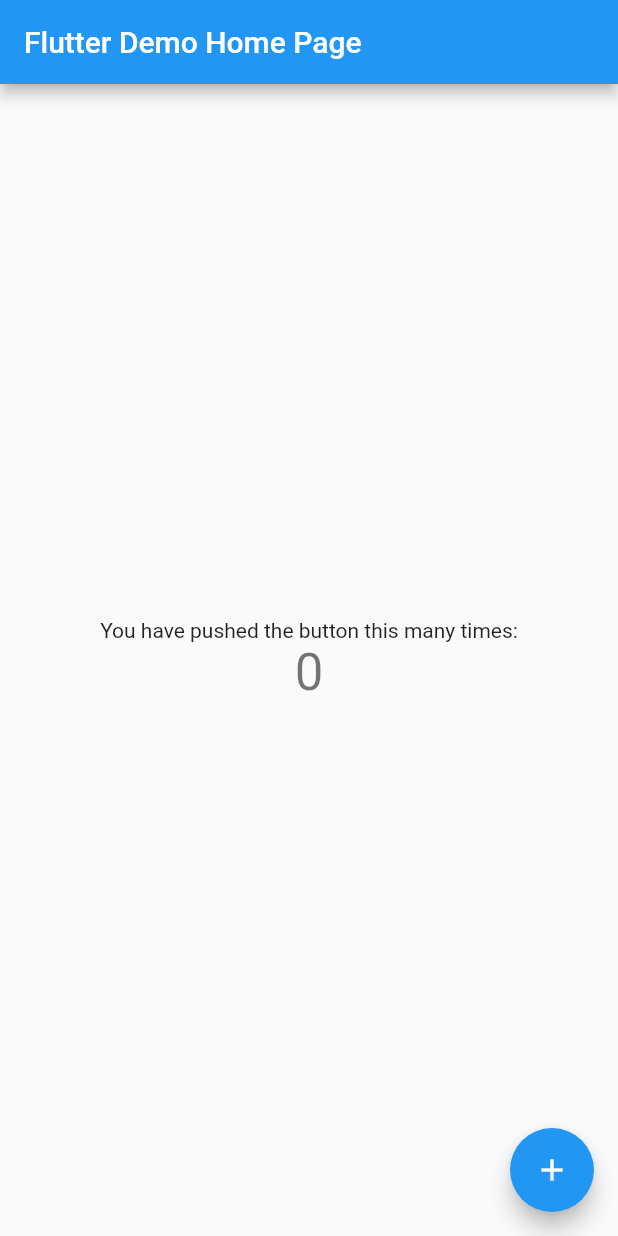
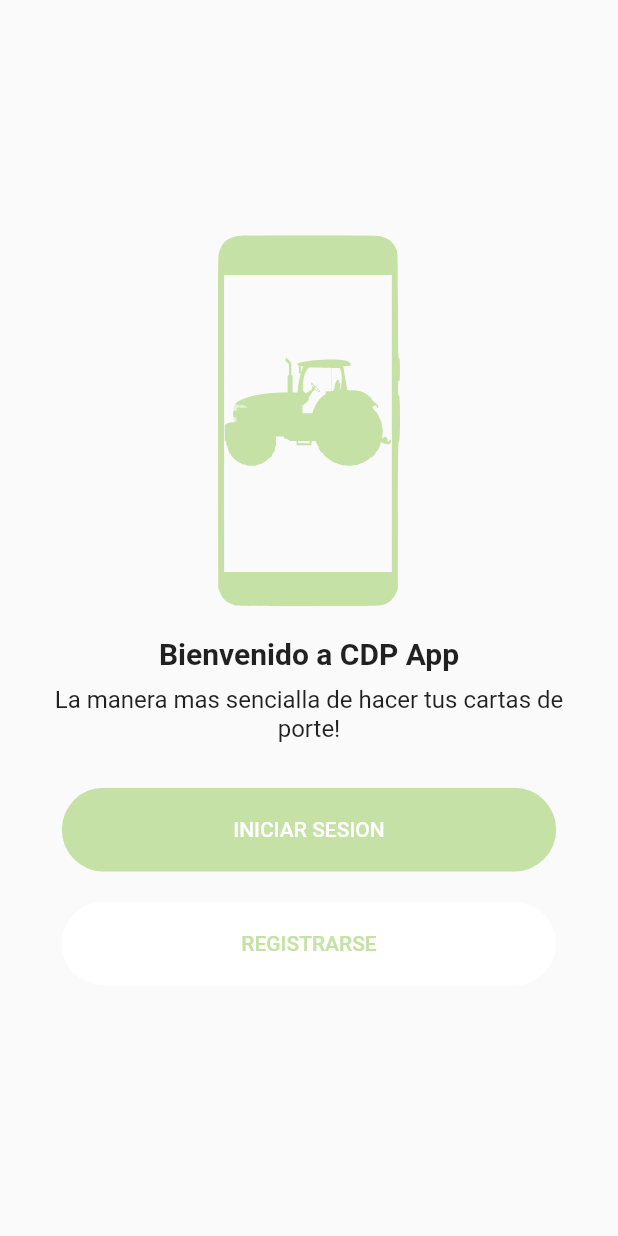
Before and after one commit to HoltzTomas/CDPAPP, a Flutter app: the screen it shows after launch, on a phone screen of 412 x 824 dp. Run offline on Flutter 3.47's test engine with Material 2 defaults, Android fonts, the phone set to English and light mode, and no system bars; our stand-ins replace flutter_svg.

Commit message:
Welcome Screen UI

```diff
--- /dev/null
+++ b/cdp_app/lib/Company/ui/screens/WelcomeScreen/welcome_screen.dart
@@ -0,0 +1,35 @@
+import 'package:cdp_app/Company/ui/screens/WelcomeScreen/widgets/signin_and_singup_buttons.dart';
+import 'package:cdp_app/Company/ui/screens/WelcomeScreen/widgets/welcome_screent_title.dart';
+import 'package:cdp_app/Company/ui/widgets/app_logo.dart';
+import 'package:cdp_app/constants.dart';
+import 'package:flutter/material.dart';
+import 'package:flutter_svg/flutter_svg.dart';
+
+class WelcomeScreen extends StatelessWidget {
+  const WelcomeScreen({Key? key}) : super(key: key);
+
+  @override
+  Widget build(BuildContext context) {
+    final Size size = MediaQuery.of(context).size;
+    return Scaffold(
+      body: SingleChildScrollView(
+        child: Container(
+          padding: const EdgeInsets.symmetric(horizontal: defaultPadding),
+          height: size.height,
+          width: double.infinity,
+          child: Column(
+            children: [
+              const Spacer(),
+              const AppLogo(),
+              const SizedBox(height: defaultPadding),
+              const WelcomeScreenTitle(),
+              const SizedBox(height: defaultPadding),
+              const SignInAndSignUpButtons(),
+              const Spacer(),
+            ],
+          ),
+        ),
+      ),
+    );
+  }
+}
--- /dev/null
+++ b/cdp_app/lib/Company/ui/screens/WelcomeScreen/widgets/signin_and_singup_buttons.dart
@@ -0,0 +1,23 @@
+import 'package:cdp_app/Company/ui/widgets/rounded_button.dart';
+import 'package:cdp_app/constants.dart';
+import 'package:flutter/material.dart';
+
+class SignInAndSignUpButtons extends StatelessWidget {
+  const SignInAndSignUpButtons({Key? key}) : super(key: key);
+
+  @override
+  Widget build(BuildContext context) {
+    return Column(children: [
+      RoundedButton(
+        text: "INICIAR SESION",
+        press: () {},
+      ),
+      RoundedButton(
+        text: "REGISTRARSE",
+        press: () {},
+        textColor: primaryColor,
+        color: whiteColor,
+      ),
+    ]);
+  }
+}
--- /dev/null
+++ b/cdp_app/lib/Company/ui/screens/WelcomeScreen/widgets/welcome_screent_title.dart
@@ -0,0 +1,33 @@
+import 'package:cdp_app/constants.dart';
+import 'package:flutter/material.dart';
+
+
+class WelcomeScreenTitle extends StatelessWidget {
+  const WelcomeScreenTitle({
+    Key? key,
+  }) : super(key: key);
+
+  @override
+  Widget build(BuildContext context) {
+    return Column(
+      children: const [
+        Text(
+          "Bienvenido a CDP App",
+          textAlign: TextAlign.center,
+          style: TextStyle(
+            fontWeight: FontWeight.bold,
+            fontSize: 20,
+          ),
+        ),
+        SizedBox(height: defaultPadding / 2),
+        Text(
+          "La manera mas sencialla de hacer tus cartas de porte!",
+          textAlign: TextAlign.center,
+          style: TextStyle(
+            fontSize: 16,
+          ),
+        ),
+      ],
+    );
+  }
+}
--- /dev/null
+++ b/cdp_app/lib/Company/ui/widgets/app_logo.dart
@@ -0,0 +1,20 @@
+import 'package:cdp_app/constants.dart';
+import 'package:flutter/material.dart';
+import 'package:flutter_svg/flutter_svg.dart';
+
+class AppLogo extends StatelessWidget {
+  const AppLogo({
+    Key? key,
+  }) : super(key: key);
+
+
+  @override
+  Widget build(BuildContext context) {
+    final Size size = MediaQuery.of(context).size;
+    return SvgPicture.asset(
+      'assets/icons/iconoTractor.svg',
+      height: size.height * 0.3,
+      color: primaryColor,
+    );
+  }
+}
--- /dev/null
+++ b/cdp_app/lib/Company/ui/widgets/rounded_button.dart
@@ -0,0 +1,37 @@
+import 'package:cdp_app/constants.dart';
+import 'package:flutter/material.dart';
+
+class RoundedButton extends StatelessWidget {
+  final String? text;
+  final VoidCallback press;
+  final Color? color, textColor;
+
+  const RoundedButton(
+      {Key? key,
+      required this.text,
+      required this.press,
+      this.color = primaryColor,
+      this.textColor = Colors.white})
+      : super(key: key);
+
+  @override
+  Widget build(BuildContext context) {
+    final Size size = MediaQuery.of(context).size;
+    return Container(
+      margin: const EdgeInsets.symmetric(vertical: 10),
+      width: size.width * 0.8,
+      child: ClipRRect(
+        borderRadius: BorderRadius.circular(29),
+        child: FlatButton(
+          padding: const EdgeInsets.symmetric(vertical: 20, horizontal: 40),
+          color: color,
+          onPressed: press,
+          child: Text(
+            text!,
+            style: TextStyle(color: textColor),
+          ),
+        ),
+      ),
+    );
+  }
+}
--- /dev/null
+++ b/cdp_app/lib/constants.dart
@@ -0,0 +1,8 @@
+import 'package:flutter/material.dart';
+
+const defaultPadding = 20.0;
+
+const primaryColor = Color(0xFFC5E1A5);
+const primaryLightColor = Color(0xFFDCEDC8);
+const whiteColor = Colors.white;
+const darkColor = Colors.black;
--- a/cdp_app/lib/main.dart
+++ b/cdp_app/lib/main.dart
@@ -1,3 +1,4 @@
+import 'package:cdp_app/Company/ui/screens/WelcomeScreen/welcome_screen.dart';
 import 'package:flutter/material.dart';
 
 void main() {
@@ -22,92 +23,7 @@ class MyApp extends StatelessWidget {
         // is not restarted.
         primarySwatch: Colors.blue,
       ),
-      home: MyHomePage(title: 'Flutter Demo Home Page'),
+      home: WelcomeScreen()
     );
   }
 }
-
-class MyHomePage extends StatefulWidget {
-  MyHomePage({Key? key, required this.title}) : super(key: key);
-
-  // This widget is the home page of your application. It is stateful, meaning
-  // that it has a State object (defined below) that contains fields that affect
-  // how it looks.
-
-  // This class is the configuration for the state. It holds the values (in this
-  // case the title) provided by the parent (in this case the App widget) and
-  // used by the build method of the State. Fields in a Widget subclass are
-  // always marked "final".
-
-  final String title;
-
-  @override
-  _MyHomePageState createState() => _MyHomePageState();
-}
-
-class _MyHomePageState extends State<MyHomePage> {
-  int _counter = 0;
-
-  void _incrementCounter() {
-    setState(() {
-      // This call to setState tells the Flutter framework that something has
-      // changed in this State, which causes it to rerun the build method below
-      // so that the display can reflect the updated values. If we changed
-      // _counter without calling setState(), then the build method would not be
-      // called again, and so nothing would appear to happen.
-      _counter++;
-    });
-  }
-
-  @override
-  Widget build(BuildContext context) {
-    // This method is rerun every time setState is called, for instance as done
-    // by the _incrementCounter method above.
-    //
-    // The Flutter framework has been optimized to make rerunning build methods
-    // fast, so that you can just rebuild anything that needs updating rather
-    // than having to individually change instances of widgets.
-    return Scaffold(
-      appBar: AppBar(
-        // Here we take the value from the MyHomePage object that was created by
-        // the App.build method, and use it to set our appbar title.
-        title: Text(widget.title),
-      ),
-      body: Center(
-        // Center is a layout widget. It takes a single child and positions it
-        // in the middle of the parent.
-        child: Column(
-          // Column is also a layout widget. It takes a list of children and
-          // arranges them vertically. By default, it sizes itself to fit its
-          // children horizontally, and tries to be as tall as its parent.
-          //
-          // Invoke "debug painting" (press "p" in the console, choose the
-          // "Toggle Debug Paint" action from the Flutter Inspector in Android
-          // Studio, or the "Toggle Debug Paint" command in Visual Studio Code)
-          // to see the wireframe for each widget.
-          //
-          // Column has various properties to control how it sizes itself and
-          // how it positions its children. Here we use mainAxisAlignment to
-          // center the children vertically; the main axis here is the vertical
-          // axis because Columns are vertical (the cross axis would be
-          // horizontal).
-          mainAxisAlignment: MainAxisAlignment.center,
-          children: <Widget>[
-            Text(
-              'You have pushed the button this many times:',
-            ),
-            Text(
-              '$_counter',
-              style: Theme.of(context).textTheme.headline4,
-            ),
-          ],
-        ),
-      ),
-      floatingActionButton: FloatingActionButton(
-        onPressed: _incrementCounter,
-        tooltip: 'Increment',
-        child: Icon(Icons.add),
-      ), // This trailing comma makes auto-formatting nicer for build methods.
-    );
-  }
-}
--- a/cdp_app/pubspec.yaml
+++ b/cdp_app/pubspec.yaml
@@ -23,6 +23,7 @@ environment:
 dependencies:
   flutter:
     sdk: flutter
+  flutter_svg: ^0.22.0
 
 
   # The following adds the Cupertino Icons font to your application.
@@ -74,3 +75,5 @@ flutter:
   #
   # For details regarding fonts from package dependencies,
   # see https://flutter.dev/custom-fonts/#from-packages
+  assets:
+    - assets/icons/
```
Also changed, not shown: cdp_app/assets/icons/iconoAgricultor.svg (added), cdp_app/assets/icons/iconoTractor.svg (added), cdp_app/pubspec.lock.
